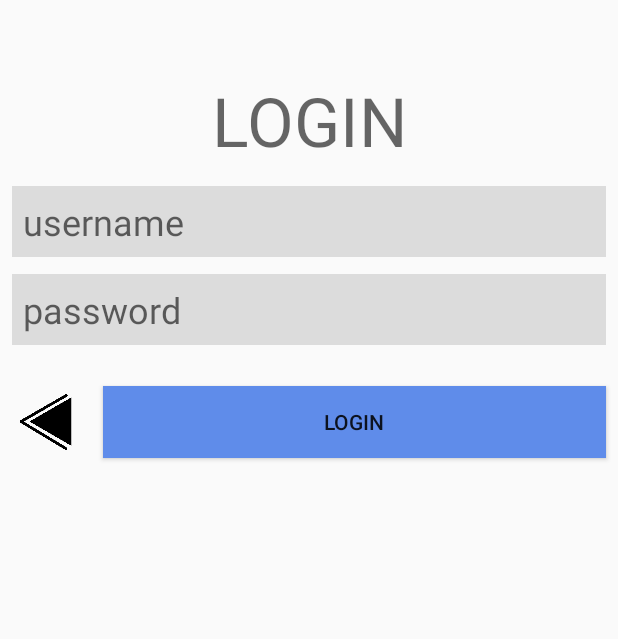
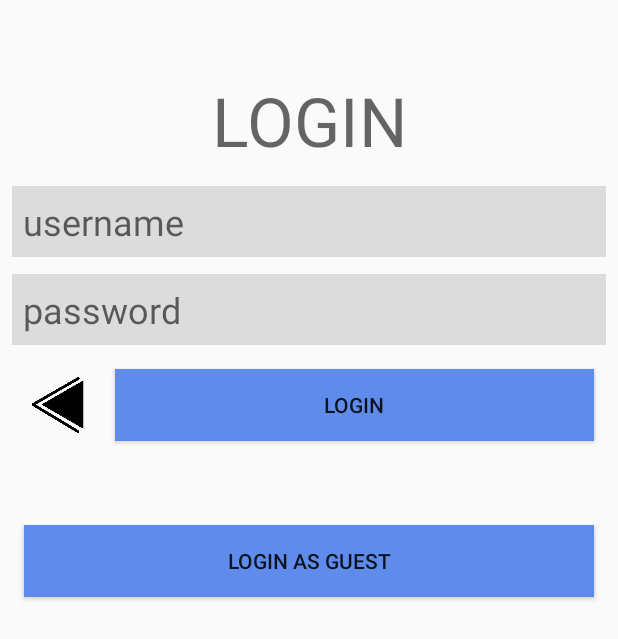
Before and after one commit to matthewsklar/Donatracker, an Android app: the LoginActivity screen opened directly, with no data from a screen before it, on a phone screen of 412 x 824 dp. Shown: the top 639 px of the screen. Run offline under Robolectric (Android 15) with nearby library versions, the phone set to English and light mode, and no system bars.

Commit message:
Added a button for guest user login.

```diff
--- a/app/src/main/java/com/donatracker/a3even2odd/donatracker/models/parser/Parser.java
+++ b/app/src/main/java/com/donatracker/a3even2odd/donatracker/models/parser/Parser.java
@@ -9,7 +9,7 @@ import java.io.InputStream;
  * @version 1.0
  * @since 1.0
  */
-public abstract class Parser<E> {
+abstract class Parser<E> {
     /**
      * Path to the location of the file to parse.
      */
@@ -44,7 +44,7 @@ public abstract class Parser<E> {
      *
      * @param inputStream input stream containing the file at loc
      */
-    public Parser(InputStream inputStream) {
+    Parser(InputStream inputStream) {
         this("", inputStream);
     }
 
@@ -54,7 +54,7 @@ public abstract class Parser<E> {
      * @param loc path to the location of the file to parse
      * @param inputStream input stream containing the file at loc
      */
-    public Parser(String loc, InputStream inputStream) {
+    Parser(String loc, InputStream inputStream) {
         this.loc = loc;
         this.inputStream = inputStream;
     }
--- a/app/src/main/res/layout/activity_login.xml
+++ b/app/src/main/res/layout/activity_login.xml
@@ -82,12 +82,6 @@
             android:textColor="@color/colorAccent"
             android:visibility="gone" />
 
-        <Space
-            android:layout_width="match_parent"
-            android:layout_height="11dp" />
-
-    </LinearLayout>
-
         <LinearLayout
             android:id="@+id/linearLayout5"
             android:layout_width="match_parent"
@@ -116,10 +110,10 @@
                 android:id="@+id/button_login"
                 android:layout_width="match_parent"
                 android:layout_height="wrap_content"
-            android:layout_marginBottom="8dp"
-            android:layout_marginEnd="8dp"
                 android:layout_marginStart="8dp"
                 android:layout_marginTop="8dp"
+                android:layout_marginEnd="8dp"
+                android:layout_marginBottom="8dp"
                 android:layout_weight="1"
                 android:background="@color/colorButton"
                 android:onClick="onLoginPressed"
@@ -132,4 +126,29 @@
                 app:layout_constraintVertical_bias="0.294" />
         </LinearLayout>
 
+        <Space
+            android:layout_width="match_parent"
+            android:layout_height="40dp" />
+
+        <Button
+            android:id="@+id/button_login3"
+            android:layout_width="match_parent"
+            android:layout_height="wrap_content"
+            android:layout_marginStart="8dp"
+            android:layout_marginTop="8dp"
+            android:layout_marginEnd="8dp"
+            android:layout_marginBottom="8dp"
+            android:layout_weight="1"
+            android:background="@color/colorButton"
+            android:onClick="onGuestLoginPressed"
+            android:text="@string/action_select_guest_login"
+            app:layout_constraintBottom_toBottomOf="parent"
+            app:layout_constraintEnd_toEndOf="parent"
+            app:layout_constraintHorizontal_bias="0.498"
+            app:layout_constraintStart_toStartOf="parent"
+            app:layout_constraintTop_toBottomOf="@+id/linearLayout"
+            app:layout_constraintVertical_bias="0.294" />
+
+    </LinearLayout>
+
 </android.support.constraint.ConstraintLayout>
--- a/app/src/main/res/values/strings.xml
+++ b/app/src/main/res/values/strings.xml
@@ -37,4 +37,5 @@
     <string name="addDonation">Add a Donation</string>
     <string name="title_activity_add_category">AddCategoryActivity</string>
     <string name="title_activity_maps">Map</string>
+    <string name="action_select_guest_login">Login as Guest</string>
 </resources>
```
Also changed, not shown: app/src/main/java/com/donatracker/a3even2odd/donatracker/controllers/LoginActivity.java (+16 -0 lines), app/src/main/java/com/donatracker/a3even2odd/donatracker/controllers/WelcomeActivity.java (+87 -87 lines), 2 other files. Lines whose indentation alone changed are shown as unchanged.
